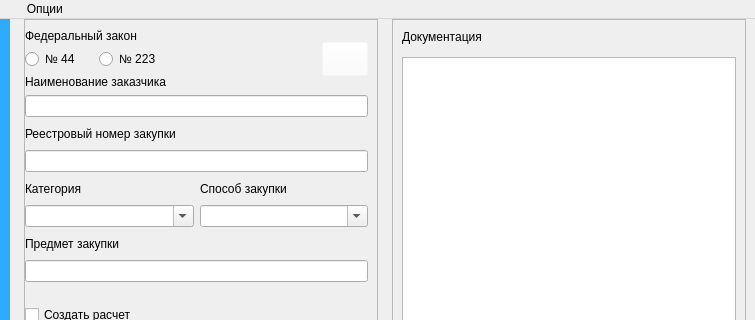
Qt form interface/ui/main.ui (Korolev-Oleg/Tend-Manager) before a commit; both pictures show x 0 to 755 and y 0 to 320 of the 755 by 536 pixel window.
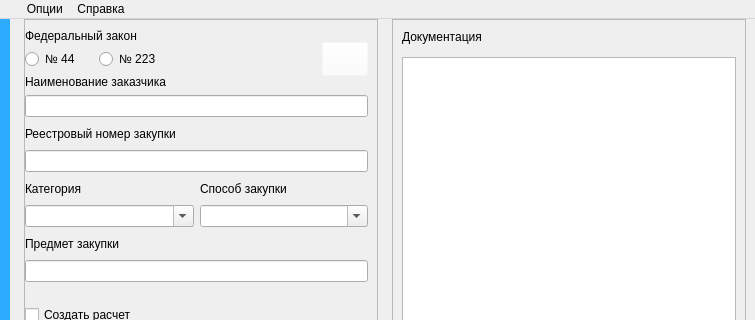
The same form after that commit. Icons and pictures are not drawn.

```diff
--- a/interface/ui/main.ui
+++ b/interface/ui/main.ui
@@ -609,7 +609,15 @@
     <addaction name="actionAbout"/>
     <addaction name="actionClose"/>
    </widget>
+   <widget class="QMenu" name="menu_2">
+    <property name="title">
+     <string>Справка</string>
+    </property>
+    <addaction name="actionAbout_2"/>
+    <addaction name="actionLicense_2"/>
+   </widget>
    <addaction name="menu"/>
+   <addaction name="menu_2"/>
   </widget>
   <action name="openSettings">
    <property name="text">
```
Left out of the diff: 12 changed lines with no effect on the pictures.
